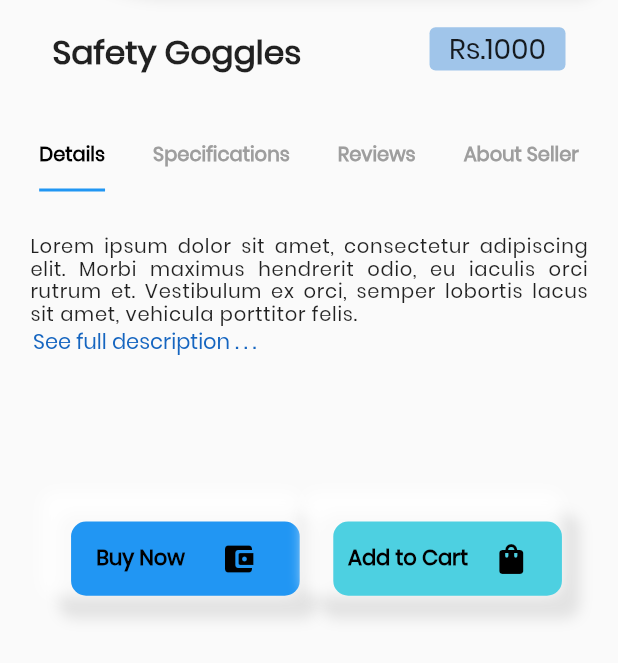
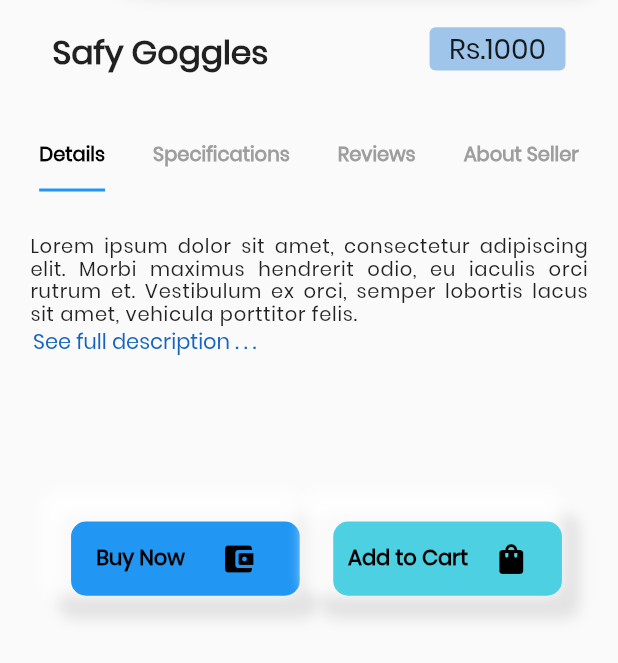
Before and after one commit to ProSiteGroup2/ProSite, a Flutter app: the ItemDetails screen opened directly, on a phone screen of 412 x 824 dp, the part 573-1236 px from its top. Run offline on Flutter 3.47's test engine with Material 2 defaults, Android fonts, the phone set to English and light mode, and no system bars; missing offline and left inert: dart:ffi.

Commit message:
item safety

```diff
--- a/lib/src/ui/item_details.dart
+++ b/lib/src/ui/item_details.dart
@@ -78,7 +78,7 @@ class _ItemDetailsState extends State<ItemDetails> with TickerProviderStateMixin
                 child: Row(
                   mainAxisAlignment: MainAxisAlignment.spaceBetween,
                   children: [
-                    Text("Safety Goggles",style: TextStyle(fontFamily: "poppins",fontSize: 22,fontWeight: FontWeight.w700,height: 2)),
+                    Text("Safy Goggles",style: TextStyle(fontFamily: "poppins",fontSize: 22,fontWeight: FontWeight.w700,height: 2)),
                     Container(
                       //price
                       width: kPropWidth(context, 0.22) ,
```
